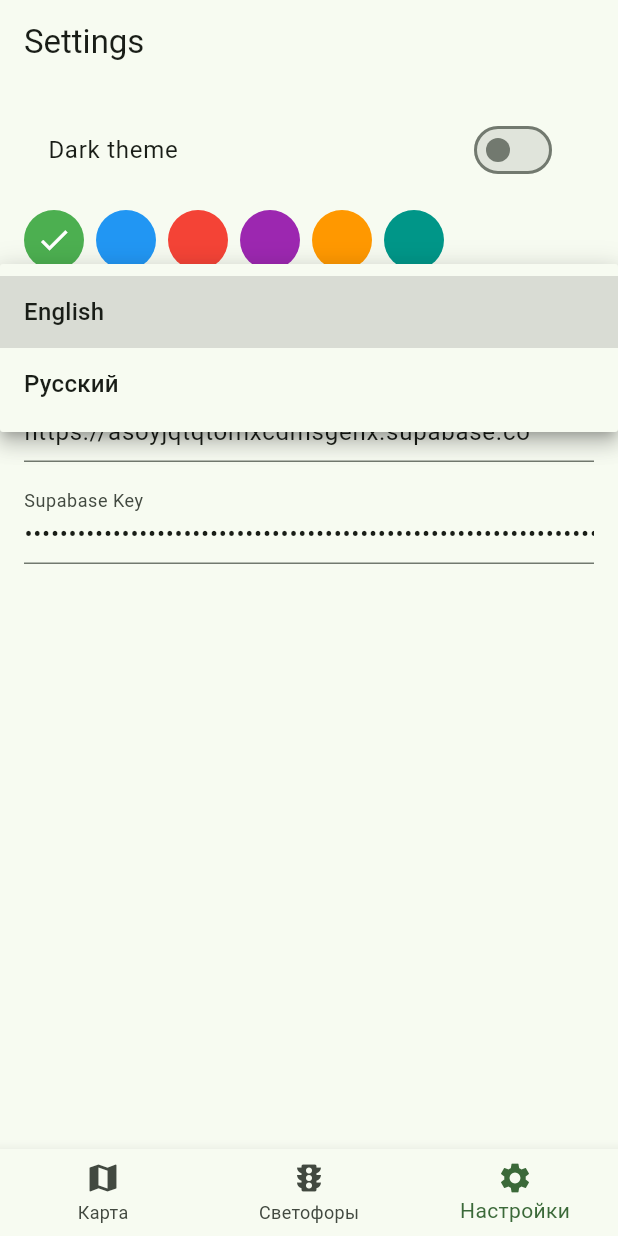
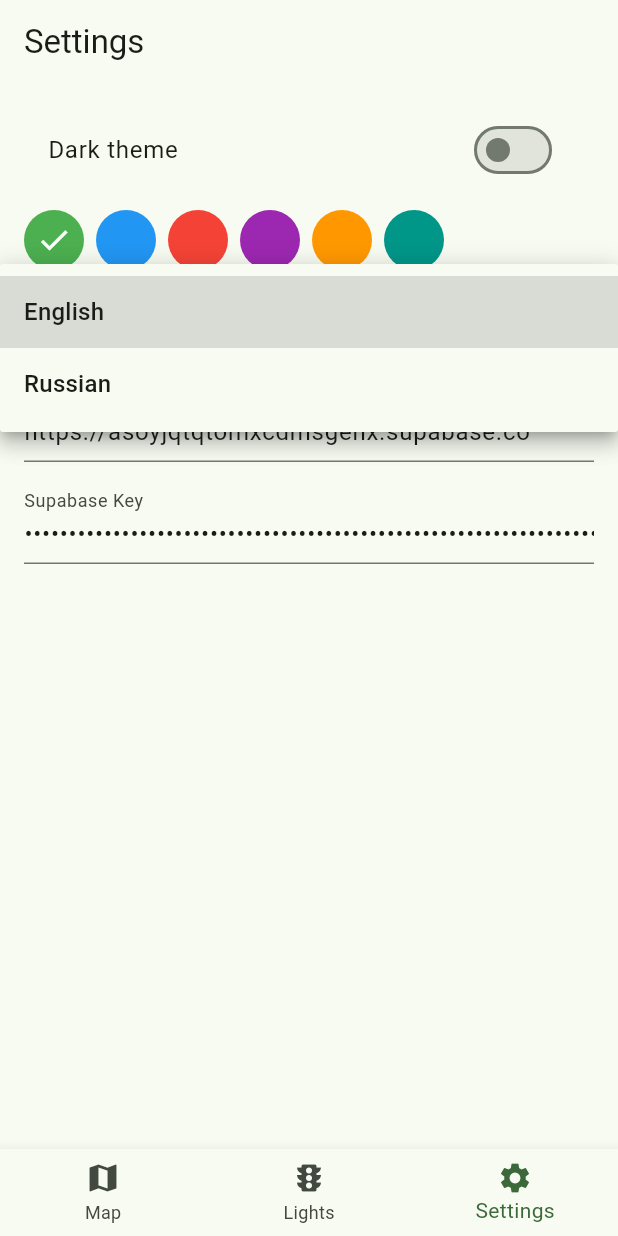
Before and after one commit to maxshmax666/greenWave, a Flutter app: the screen it shows once a user with an empty profile is signed in, item 3 of the bottom bar chosen, after a tap on "English", on a phone screen of 412 x 824 dp. Run offline on Flutter 3.47's test engine with Material 3 defaults, Android fonts, the phone set to English and light mode, and no system bars; our stand-ins replace camera, flutter_map, geolocator, latlong2, permission_handler, shared_preferences and 2 more; accounts and stored records are empty; generated files the repository leaves out were written again; network calls fail.

Commit message:
feat: add localization and theme constants

```diff
--- a/lib/main.dart
+++ b/lib/main.dart
@@ -1,25 +1,30 @@
 import 'package:flutter/material.dart';
+import 'package:flutter_localizations/flutter_localizations.dart';
 import 'package:shared_preferences/shared_preferences.dart';
 import 'package:supabase_flutter/supabase_flutter.dart';
+
+import 'package:flutter_gen/gen_l10n/app_localizations.dart';
 
 import 'screens/map_screen.dart';
 import 'screens/lights_screen.dart';
 import 'screens/settings_screen.dart';
-import 'theme_colors.dart';
+import 'shared/constants/app_colors.dart';
+import 'shared/constants/app_strings.dart';
+import 'shared/theme/app_theme.dart';
 
-const supabaseUrl = 'https://asoyjqtqtomxcdmsgehx.supabase.co';
-const supabaseAnonKey = 'eyJhbGciOiJIUzI1NiIsInR5cCI6IkpXVCJ9.eyJpc3MiOiJzdXBhYmFzZSIsInJlZiI6ImFzb3lqcXRxdG9teGNkbXNnZWh4Iiwicm9sZSI6ImFub24iLCJpYXQiOjE3NTUxMDc2NzIsImV4cCI6MjA3MDY4MzY3Mn0.AgVnUEmf4dO3aaVBJjZ1zJm0EFUQ0ghENtpkRqsXW4o';
+const supabaseUrl = AppStrings.supabaseUrl;
+const supabaseAnonKey = AppStrings.supabaseAnonKey;
 
 final themeMode = ValueNotifier<ThemeMode>(ThemeMode.system);
-final themeColor = ValueNotifier<MaterialColor>(themeColors.first);
+final themeColor = ValueNotifier<MaterialColor>(AppColors.themeColors.first);
 
 Future<void> main() async {
   WidgetsFlutterBinding.ensureInitialized();
 
   final prefs = await SharedPreferences.getInstance();
   final colorIndex = prefs.getInt('primary_color') ?? 0;
-  if (colorIndex >= 0 && colorIndex < themeColors.length) {
-    themeColor.value = themeColors[colorIndex];
+  if (colorIndex >= 0 && colorIndex < AppColors.themeColors.length) {
+    themeColor.value = AppColors.themeColors[colorIndex];
   }
 
   await Supabase.initialize(url: supabaseUrl, anonKey: supabaseAnonKey);
@@ -38,19 +43,21 @@ class MyApp extends StatelessWidget {
         return ValueListenableBuilder<ThemeMode>(
           valueListenable: themeMode,
           builder: (context, mode, __) => MaterialApp(
-            title: 'GreenWave',
+            onGenerateTitle: (context) =>
+                AppLocalizations.of(context)!.appTitle,
             themeMode: mode,
-            theme: ThemeData(
-              colorScheme: ColorScheme.fromSeed(seedColor: color),
-              useMaterial3: true,
-            ),
-            darkTheme: ThemeData(
-              colorScheme: ColorScheme.fromSeed(
-                seedColor: color,
-                brightness: Brightness.dark,
-              ),
-              useMaterial3: true,
-            ),
+            theme: AppTheme.light(color),
+            darkTheme: AppTheme.dark(color),
+            localizationsDelegates: const [
+              AppLocalizations.delegate,
+              GlobalMaterialLocalizations.delegate,
+              GlobalWidgetsLocalizations.delegate,
+              GlobalCupertinoLocalizations.delegate,
+            ],
+            supportedLocales: const [
+              Locale('en'),
+              Locale('ru'),
+            ],
             debugShowCheckedModeBanner: false,
             home: const AuthGate(),
           ),
@@ -91,11 +98,12 @@ class _HomeTabsState extends State<HomeTabs> {
   int _i = 0;
   @override
   Widget build(BuildContext context) {
-    final pages = [
-      const MapScreen(),
-      const LightsScreen(),
-      const SettingsScreen(),
+    final pages = const [
+      MapScreen(),
+      LightsScreen(),
+      SettingsScreen(),
     ];
+    final l10n = AppLocalizations.of(context)!;
     return Scaffold(
       body: pages[_i],
       bottomNavigationBar: BottomNavigationBar(
@@ -104,10 +112,12 @@ class _HomeTabsState extends State<HomeTabs> {
         selectedItemColor: Theme.of(context).colorScheme.primary,
         unselectedItemColor:
             Theme.of(context).colorScheme.onSurfaceVariant,
-        items: const [
-          BottomNavigationBarItem(icon: Icon(Icons.map), label: 'Карта'),
-          BottomNavigationBarItem(icon: Icon(Icons.traffic), label: 'Светофоры'),
-          BottomNavigationBarItem(icon: Icon(Icons.settings), label: 'Настройки'),
+        items: [
+          BottomNavigationBarItem(icon: const Icon(Icons.map), label: l10n.navMap),
+          BottomNavigationBarItem(
+              icon: const Icon(Icons.traffic), label: l10n.navLights),
+          BottomNavigationBarItem(
+              icon: const Icon(Icons.settings), label: l10n.navSettings),
         ],
       ),
     );
@@ -142,8 +152,10 @@ class _LoginPageState extends State<LoginPage> {
       }
     } catch (e) {
       if (!mounted) return;
-      ScaffoldMessenger.of(context)
-          .showSnackBar(SnackBar(content: Text('Error: $e')));
+      final l10n = AppLocalizations.of(context)!;
+      ScaffoldMessenger.of(context).showSnackBar(
+        SnackBar(content: Text(l10n.errorWithMessage(e.toString()))),
+      );
     } finally {
       if (mounted) setState(() => busy = false);
     }
@@ -151,29 +163,32 @@ class _LoginPageState extends State<LoginPage> {
 
   @override
   Widget build(BuildContext context) {
+    final l10n = AppLocalizations.of(context)!;
     return Scaffold(
-      appBar: AppBar(title: Text(isLogin ? 'Sign in' : 'Sign up')),
+      appBar: AppBar(
+          title: Text(isLogin ? l10n.signIn : l10n.signUp)),
       body: Padding(
         padding: const EdgeInsets.all(16),
         child: Column(children: [
           TextField(
             controller: emailCtrl,
-            decoration: const InputDecoration(labelText: 'Email'),
+            decoration: InputDecoration(labelText: l10n.emailLabel),
             keyboardType: TextInputType.emailAddress,
           ),
           TextField(
             controller: passCtrl,
-            decoration: const InputDecoration(labelText: 'Password'),
+            decoration: InputDecoration(labelText: l10n.passwordLabel),
             obscureText: true,
           ),
           const SizedBox(height: 16),
           ElevatedButton(
             onPressed: busy ? null : _submit,
-            child: Text(isLogin ? 'Sign in' : 'Create account'),
+            child: Text(isLogin ? l10n.signIn : l10n.createAccount),
           ),
           TextButton(
             onPressed: () => setState(() => isLogin = !isLogin),
-            child: Text(isLogin ? 'Create account' : 'I have an account'),
+            child: Text(
+                isLogin ? l10n.createAccount : l10n.iHaveAccount),
           ),
         ]),
       ),
--- a/lib/screens/map_screen.dart
+++ b/lib/screens/map_screen.dart
@@ -5,10 +5,13 @@ import 'package:latlong2/latlong.dart';
 import 'package:supabase_flutter/supabase_flutter.dart';
 import 'package:geolocator/geolocator.dart';
 import 'package:camera/camera.dart';
+import 'package:flutter_gen/gen_l10n/app_localizations.dart';
 
 import '../services/route_service.dart';
 import '../services/snap_utils.dart';
 import '../services/speed_advisor.dart';
+import '../shared/constants/app_colors.dart';
+import '../shared/constants/app_strings.dart';
 
 final supa = Supabase.instance.client;
 
@@ -30,7 +33,7 @@ class _MapScreenState extends State<MapScreen> {
   LatLng? _myPos;
   int? _nearestId;
   final _dist = Distance();
-  String _profile = 'driving-car';
+  String _profile = AppStrings.profileCar;
 
   @override
   void initState() {
@@ -69,8 +72,9 @@ class _MapScreenState extends State<MapScreen> {
       _updateNearest();
     } catch (e) {
       if (!mounted) return;
+      final l10n = AppLocalizations.of(context)!;
       ScaffoldMessenger.of(context).showSnackBar(
-        SnackBar(content: Text('Не удалось загрузить lights: $e')),
+        SnackBar(content: Text(l10n.failedLoadLights(e.toString()))),
       );
     }
   }
@@ -114,8 +118,9 @@ class _MapScreenState extends State<MapScreen> {
       });
     } catch (e) {
       if (!mounted) return;
+      final l10n = AppLocalizations.of(context)!;
       ScaffoldMessenger.of(context)
-          .showSnackBar(SnackBar(content: Text('Route error: $e')));
+          .showSnackBar(SnackBar(content: Text(l10n.routeError(e.toString()))));
     }
   }
 
@@ -130,19 +135,21 @@ class _MapScreenState extends State<MapScreen> {
       await supa.from('lights').insert({'lat': pos.latitude, 'lon': pos.longitude});
       await _loadLights();
       if (!mounted) return;
+      final l10n = AppLocalizations.of(context)!;
       ScaffoldMessenger.of(context)
-          .showSnackBar(const SnackBar(content: Text('Светофор добавлен')));
+          .showSnackBar(SnackBar(content: Text(l10n.lightAdded)));
     } catch (e) {
       if (!mounted) return;
+      final l10n = AppLocalizations.of(context)!;
       ScaffoldMessenger.of(context)
-          .showSnackBar(SnackBar(content: Text('Ошибка добавления: $e')));
+          .showSnackBar(SnackBar(content: Text(l10n.addError(e.toString()))));
     }
   }
 
   void _openExplorer() {
     showModalBottomSheet(
       context: context,
-      backgroundColor: Colors.black54,
+      backgroundColor: AppColors.black54,
       isScrollControlled: true,
       builder: (_) => const ExplorerSheet(),
     );
@@ -154,7 +161,7 @@ class _MapScreenState extends State<MapScreen> {
             (l['side_duration'] as int? ?? 0) +
             (l['ped_duration'] as int? ?? 0));
     final startStr = l['cycle_start_at'] as String?;
-    if (total == 0 || startStr == null) return (Colors.grey, 0);
+    if (total == 0 || startStr == null) return (AppColors.grey, 0);
 
     final mainDur = l['main_duration'] as int? ?? 0;
     final sideDur = l['side_duration'] as int? ?? 0;
@@ -165,9 +172,9 @@ class _MapScreenState extends State<MapScreen> {
     final start = DateTime.parse(startStr).toUtc();
     final s = mod(now.difference(start).inSeconds, total);
 
-    if (s < mainDur) return (Colors.green, mainDur - s);
-    if (s < mainDur + sideDur) return (Colors.red, mainDur + sideDur - s);
-    return (Colors.blue, total - s);
+    if (s < mainDur) return (AppColors.green, mainDur - s);
+    if (s < mainDur + sideDur) return (AppColors.red, mainDur + sideDur - s);
+    return (AppColors.blue, total - s);
   }
 
   List<Marker> _lightMarkers() {
@@ -204,32 +211,30 @@ class _MapScreenState extends State<MapScreen> {
   @override
   Widget build(BuildContext context) {
     final markers = _lightMarkers();
+    final l10n = AppLocalizations.of(context)!;
 
     return Scaffold(
       appBar: AppBar(
         leading: IconButton(
           onPressed: _openExplorer,
-          tooltip: 'Explorer',
+          tooltip: l10n.explorerTooltip,
           icon: const Icon(Icons.explore),
         ),
-        title: const Text('Карта'),
+        title: Text(l10n.navMap),
         actions: [
           IconButton(
             onPressed: _loadLights,
-            tooltip: 'Обновить',
+            tooltip: l10n.refresh,
             icon: const Icon(Icons.refresh),
           ),
           PopupMenuButton<String>(
             icon: const Icon(Icons.directions),
             initialValue: _profile,
             onSelected: (v) => setState(() => _profile = v),
-            itemBuilder: (_) => const [
-              PopupMenuItem(
-                  value: 'driving-car', child: Text('Авто')),
-              PopupMenuItem(
-                  value: 'foot-walking', child: Text('Пешком')),
-              PopupMenuItem(
-                  value: 'cycling-regular', child: Text('Вело')),
+            itemBuilder: (_) => [
+              PopupMenuItem(value: AppStrings.profileCar, child: Text(l10n.profileCar)),
+              PopupMenuItem(value: AppStrings.profileFoot, child: Text(l10n.profileFoot)),
+              PopupMenuItem(value: AppStrings.profileBike, child: Text(l10n.profileBike)),
             ],
           ),
         ],
@@ -249,19 +254,19 @@ class _MapScreenState extends State<MapScreen> {
             userAgentPackageName: 'com.example.green_wave_app',
             maxNativeZoom: 19,
             maxZoom: 19,
-            backgroundColor: Colors.white,
+            backgroundColor: AppColors.white,
             // ВАЖНО: сигнатура из 3х аргументов
             errorTileCallback: (tile, error, stackTrace) {
               if (!mounted) return;
               ScaffoldMessenger.of(context).showSnackBar(
-                SnackBar(content: Text('Ошибка загрузки тайла: $error')),
+                SnackBar(content: Text(l10n.tileLoadError(error.toString()))),
               );
             },
           ),
           MarkerLayer(markers: markers),
           if (_route.isNotEmpty)
             PolylineLayer(polylines: [
-              Polyline(points: _route, strokeWidth: 4, color: Colors.blue)
+              Polyline(points: _route, strokeWidth: 4, color: AppColors.blue)
             ]),
           Align(
             alignment: Alignment.bottomCenter,
@@ -269,7 +274,7 @@ class _MapScreenState extends State<MapScreen> {
               margin: const EdgeInsets.only(bottom: 12),
               padding: const EdgeInsets.symmetric(horizontal: 12, vertical: 8),
               decoration: BoxDecoration(
-                color: Colors.white70,
+                color: AppColors.white70,
                 borderRadius: BorderRadius.circular(12),
               ),
               child: Column(
@@ -277,16 +282,16 @@ class _MapScreenState extends State<MapScreen> {
                 children: [
                   if (_route.isNotEmpty)
                     Text(_advised != null
-                        ? 'Go ~$_advised km/h'
-                        : 'No lights on route'),
+                        ? l10n.speedAdvice(_advised!.toString())
+                        : l10n.noLightsOnRoute),
                   Row(
                     mainAxisSize: MainAxisSize.min,
-                    children: const [
-                      _LegendDot(color: Colors.red, label: 'Второстепенная'),
-                      SizedBox(width: 12),
-                      _LegendDot(color: Colors.green, label: 'Главная'),
-                      SizedBox(width: 12),
-                      _LegendDot(color: Colors.blue, label: 'Пешеходы'),
+                    children: [
+                      _LegendDot(color: AppColors.red, label: l10n.legendMinor),
+                      const SizedBox(width: 12),
+                      _LegendDot(color: AppColors.green, label: l10n.legendMain),
+                      const SizedBox(width: 12),
+                      _LegendDot(color: AppColors.blue, label: l10n.legendPed),
                     ],
                   ),
                 ],
@@ -301,28 +306,28 @@ class _MapScreenState extends State<MapScreen> {
         children: [
           if (_route.isNotEmpty) ...[
             FloatingActionButton(
-              heroTag: 'clear',
+              heroTag: AppStrings.heroClear,
               onPressed: () => setState(() {
                     _route.clear();
                     _snapped = [];
                     _advised = null;
                   }),
-              tooltip: 'Очистить маршрут',
+              tooltip: l10n.clearRoute,
               child: const Icon(Icons.clear),
             ),
             const SizedBox(height: 8),
           ],
           FloatingActionButton(
-            heroTag: 'loc',
+            heroTag: AppStrings.heroLoc,
             onPressed: _centerOnMe,
-            tooltip: 'Моё местоположение',
+            tooltip: l10n.myLocation,
             child: const Icon(Icons.my_location),
           ),
           const SizedBox(height: 8),
           FloatingActionButton(
-            heroTag: 'add',
+            heroTag: AppStrings.heroAdd,
             onPressed: _addLight,
-            tooltip: 'Добавить светофор',
+            tooltip: l10n.addLight,
             child: const Icon(Icons.add),
           ),
         ],
@@ -338,15 +343,15 @@ class _TrafficLamp extends StatelessWidget {
 
   @override
   Widget build(BuildContext context) {
-    final isRed = color == Colors.red;
-    final isGreen = color == Colors.green;
-    final isBlue = color == Colors.blue;
+    final isRed = color == AppColors.red;
+    final isGreen = color == AppColors.green;
+    final isBlue = color == AppColors.blue;
 
     Widget lamp(Color on, bool active) => Container(
           width: 12,
           height: 12,
           decoration: BoxDecoration(
-            color: active ? on : Colors.black26,
+            color: active ? on : AppColors.black26,
             shape: BoxShape.circle,
             boxShadow: active
                 ? [BoxShadow(color: on.withOpacity(0.5), blurRadius: 8)]
@@ -362,15 +367,15 @@ class _TrafficLamp extends StatelessWidget {
           height: 48,
           padding: const EdgeInsets.symmetric(vertical: 6),
           decoration: BoxDecoration(
-            color: Colors.black87,
+            color: AppColors.black87,
             borderRadius: BorderRadius.circular(6),
           ),
           child: Column(
             mainAxisAlignment: MainAxisAlignment.spaceBetween,
             children: [
-              lamp(Colors.red, isRed),
-              lamp(Colors.green, isGreen),
-              lamp(Colors.blue, isBlue),
+              lamp(AppColors.red, isRed),
+              lamp(AppColors.green, isGreen),
+              lamp(AppColors.blue, isBlue),
             ],
           ),
         ),
@@ -380,15 +385,18 @@ class _TrafficLamp extends StatelessWidget {
           child: Container(
             padding: const EdgeInsets.symmetric(horizontal: 6, vertical: 2),
             decoration: BoxDecoration(
-              color: Colors.white,
+              color: AppColors.white,
               borderRadius: BorderRadius.circular(10),
               boxShadow: const [
-                BoxShadow(blurRadius: 4, color: Colors.black26)
+                BoxShadow(blurRadius: 4, color: AppColors.black26)
               ],
             ),
             child: Text(
               '$leftSec',
-              style: const TextStyle(fontSize: 12, fontWeight: FontWeight.w600),
+              style: Theme.of(context)
+                  .textTheme
+                  .labelSmall
+                  ?.copyWith(fontWeight: FontWeight.w600),
             ),
           ),
         ),
@@ -481,7 +489,7 @@ class _ExplorerSheetState extends State<ExplorerSheet> {
               ),
               IconButton(
                 icon: Icon(_rec ? Icons.stop : Icons.fiber_manual_record),
-                color: _rec ? Colors.red : null,
+                color: _rec ? AppColors.red : null,
                 onPressed: _toggleRec,
               ),
               IconButton(
--- a/lib/screens/settings_screen.dart
+++ b/lib/screens/settings_screen.dart
@@ -1,9 +1,11 @@
 import 'package:flutter/material.dart';
 import 'package:shared_preferences/shared_preferences.dart';
 
+import 'package:flutter_gen/gen_l10n/app_localizations.dart';
+
 import '../env.dart';
 import '../main.dart';
-import '../theme_colors.dart';
+import '../shared/constants/app_colors.dart';
 
 class SettingsScreen extends StatefulWidget {
   const SettingsScreen({super.key});
@@ -18,13 +20,14 @@ class _SettingsScreenState extends State<SettingsScreen> {
 
   @override
   Widget build(BuildContext context) {
+    final l10n = AppLocalizations.of(context)!;
     return Scaffold(
-      appBar: AppBar(title: const Text('Settings')),
+      appBar: AppBar(title: Text(l10n.settingsTitle)),
       body: ListView(
         padding: const EdgeInsets.all(16),
         children: [
           SwitchListTile(
-            title: const Text('Dark theme'),
+            title: Text(l10n.darkTheme),
             value: themeMode.value == ThemeMode.dark,
             onChanged: (v) => setState(
                 () => themeMode.value = v ? ThemeMode.dark : ThemeMode.light),
@@ -33,17 +36,18 @@ class _SettingsScreenState extends State<SettingsScreen> {
           Wrap(
             spacing: 8,
             children: [
-              for (final c in themeColors)
+              for (final c in AppColors.themeColors)
                 GestureDetector(
                   onTap: () async {
                     setState(() => themeColor.value = c);
                     final prefs = await SharedPreferences.getInstance();
-                    await prefs.setInt('primary_color', themeColors.indexOf(c));
+                    await prefs.setInt(
+                        'primary_color', AppColors.themeColors.indexOf(c));
                   },
                   child: CircleAvatar(
                     backgroundColor: c,
                     child: themeColor.value == c
-                        ? const Icon(Icons.check, color: Colors.white)
+                        ? const Icon(Icons.check, color: AppColors.white)
                         : null,
                   ),
                 ),
@@ -51,22 +55,22 @@ class _SettingsScreenState extends State<SettingsScreen> {
           ),
           DropdownButtonFormField<String>(
             value: _lang,
-            items: const [
-              DropdownMenuItem(value: 'en', child: Text('English')),
-              DropdownMenuItem(value: 'ru', child: Text('Русский')),
+            items: [
+              DropdownMenuItem(value: 'en', child: Text(l10n.english)),
+              DropdownMenuItem(value: 'ru', child: Text(l10n.russian)),
             ],
             onChanged: (v) => setState(() => _lang = v ?? 'en'),
-            decoration: const InputDecoration(labelText: 'Language'),
+            decoration: InputDecoration(labelText: l10n.language),
           ),
           const SizedBox(height: 16),
           TextField(
             controller: _urlCtrl,
-            decoration: const InputDecoration(labelText: 'Supabase URL'),
+            decoration: InputDecoration(labelText: l10n.supabaseUrl),
           ),
           const SizedBox(height: 12),
           TextField(
             controller: _keyCtrl,
-            decoration: const InputDecoration(labelText: 'Supabase Key'),
+            decoration: InputDecoration(labelText: l10n.supabaseKey),
             obscureText: true,
           ),
         ],
--- /dev/null
+++ b/lib/shared/constants/app_colors.dart
@@ -0,0 +1,26 @@
+import 'package:flutter/material.dart';
+
+/// Application color constants.
+class AppColors {
+  AppColors._();
+
+  /// Available primary colors for the app theme.
+  static const List<MaterialColor> themeColors = <MaterialColor>[
+    Colors.green,
+    Colors.blue,
+    Colors.red,
+    Colors.purple,
+    Colors.orange,
+    Colors.teal,
+  ];
+
+  static const Color white = Colors.white;
+  static const Color black26 = Colors.black26;
+  static const Color red = Colors.red;
+  static const Color green = Colors.green;
+  static const Color blue = Colors.blue;
+  static const Color grey = Colors.grey;
+  static const Color black54 = Colors.black54;
+  static const Color white70 = Colors.white70;
+  static const Color black87 = Colors.black87;
+}
--- /dev/null
+++ b/lib/shared/theme/app_theme.dart
@@ -0,0 +1,19 @@
+import 'package:flutter/material.dart';
+
+/// Builds theme data for the application.
+class AppTheme {
+  AppTheme._();
+
+  static ThemeData light(MaterialColor color) => ThemeData(
+        colorScheme: ColorScheme.fromSeed(seedColor: color),
+        useMaterial3: true,
+      );
+
+  static ThemeData dark(MaterialColor color) => ThemeData(
+        colorScheme: ColorScheme.fromSeed(
+          seedColor: color,
+          brightness: Brightness.dark,
+        ),
+        useMaterial3: true,
+      );
+}
--- a/lib/theme_colors.dart
+++ /dev/null
@@ -1,12 +0,0 @@
-import 'package:flutter/material.dart';
-
-/// Available primary colors for the app theme.
-/// Add more colors to this list to expand palette choices.
-const List<MaterialColor> themeColors = <MaterialColor>[
-  Colors.green,
-  Colors.blue,
-  Colors.red,
-  Colors.purple,
-  Colors.orange,
-  Colors.teal,
-];
--- a/pubspec.yaml
+++ b/pubspec.yaml
@@ -8,6 +8,9 @@ environment:
 dependencies:
   flutter:
     sdk: flutter
+  flutter_localizations:
+    sdk: flutter
+  intl: ^0.18.0
   flutter_map: ^6.2.1
   latlong2: ^0.9.1
   supabase_flutter: ^2.6.0
@@ -25,3 +28,4 @@ dev_dependencies:
 
 flutter:
   uses-material-design: true
+  generate: true
```
Also changed, not shown: lib/l10n/intl_en.arb (added, +50 -0 lines), lib/l10n/intl_ru.arb (added, +50 -0 lines), lib/screens/advice_screen.dart (+19 -13 lines), lib/screens/camera_screen.dart (+20 -8 lines), lib/screens/lights_screen.dart (+11 -5 lines), lib/shared/constants/app_strings.dart (added, +17 -0 lines).
